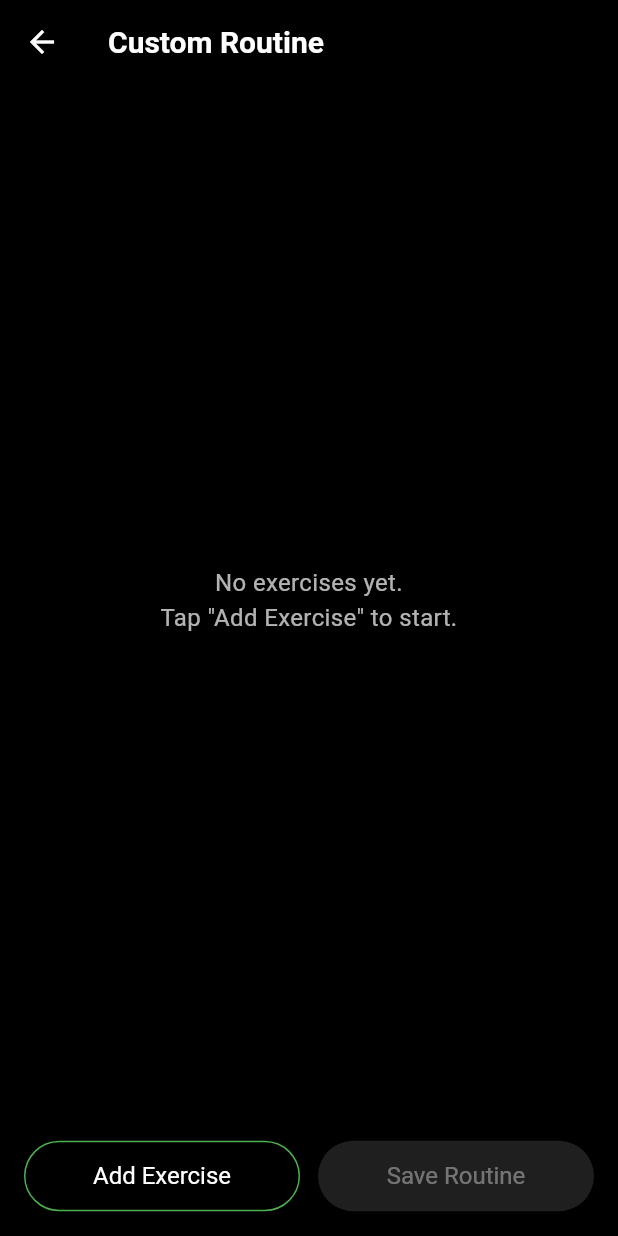
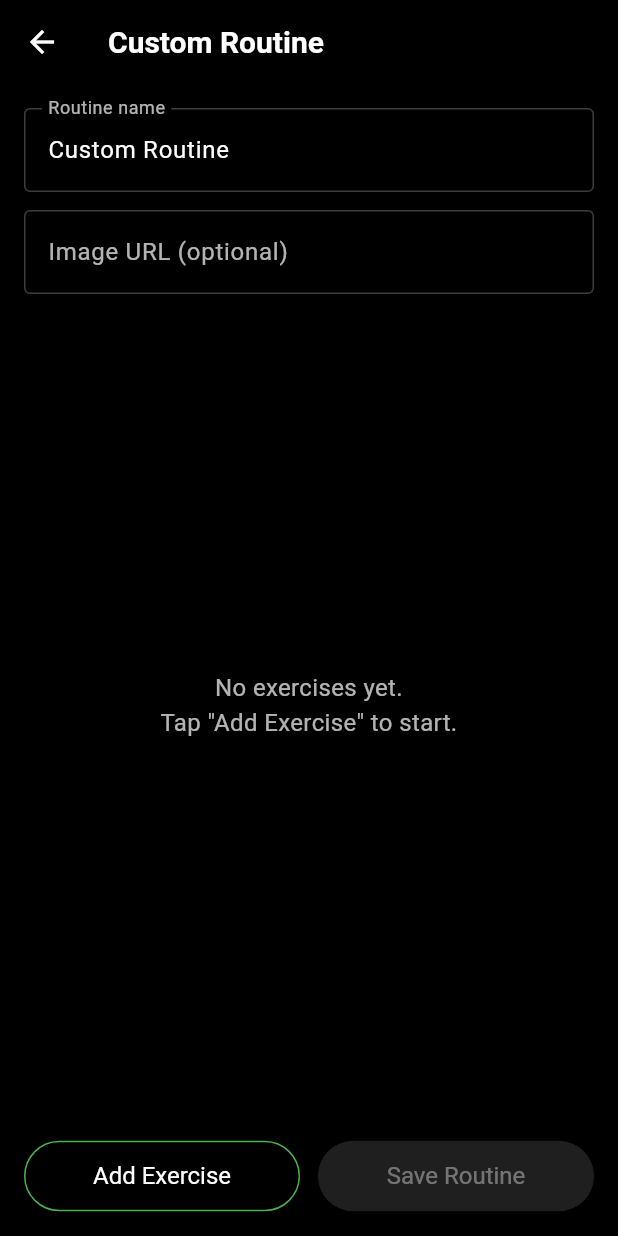
Before and after one commit to RepDuel/RepDuel, a Flutter app: the CustomRoutineScreen screen opened by its route, on a phone screen of 412 x 824 dp. Run offline on Flutter 3.47's test engine with Material 3 defaults, Android fonts, the phone set to English and light mode, and no system bars; our stand-ins replace dio, fl_chart, flutter_riverpod, flutter_svg, go_router, image_picker and 2 more; accounts and stored records are empty.

Commit message:
custom routine editing

```diff
--- a/frontend/lib/core/models/routine.dart
+++ b/frontend/lib/core/models/routine.dart
@@ -18,18 +18,26 @@ class ScenarioSet {
       reps: json['reps'],
     );
   }
+
+  Map<String, dynamic> toJson() => {
+        'scenario_id': scenarioId,
+        'sets': sets,
+        'reps': reps,
+      };
 }
 
 class Routine {
   final String id;
   final String name;
   final String? imageUrl;
+  final String? userId; // <-- ownership (null => global template)
   final List<ScenarioSet> scenarios;
 
   Routine({
     required this.id,
     required this.name,
     this.imageUrl,
+    this.userId,
     required this.scenarios,
   });
 
@@ -38,6 +46,7 @@ class Routine {
       id: json['id'],
       name: json['name'],
       imageUrl: json['image_url'],
+      userId: json['user_id'], // <-- present on backend RoutineRead
       scenarios: (json['scenarios'] as List)
           .map((e) => ScenarioSet.fromJson(e))
           .toList(),
@@ -45,12 +54,8 @@ class Routine {
   }
 
   /// Total number of sets across all scenarios
-  int get totalSets {
-    return scenarios.fold<int>(0, (sum, s) => sum + s.sets);
-  }
+  int get totalSets => scenarios.fold<int>(0, (sum, s) => sum + s.sets);
 
   /// Estimated duration in minutes (3 min per set)
-  int get totalDurationMinutes {
-    return totalSets * 3;
-  }
+  int get totalDurationMinutes => totalSets * 3;
 }
--- a/frontend/lib/features/routines/screens/custom_routine_screen.dart
+++ b/frontend/lib/features/routines/screens/custom_routine_screen.dart
@@ -5,10 +5,23 @@ import 'package:flutter/material.dart';
 import 'package:http/http.dart' as http;
 
 import '../screens/add_exercise_screen.dart';
-import '../../../core/services/secure_storage_service.dart'; // adjust if your path differs
+import '../../../core/models/routine.dart';
+import '../../../core/services/secure_storage_service.dart';
+
+enum RoutineEditorMode { create, edit }
 
 class CustomRoutineScreen extends StatefulWidget {
-  const CustomRoutineScreen({super.key});
+  /// Create mode
+  const CustomRoutineScreen({super.key})
+      : mode = RoutineEditorMode.create,
+        initial = null;
+
+  /// Edit mode convenience constructor
+  const CustomRoutineScreen.edit({super.key, required this.initial})
+      : mode = RoutineEditorMode.edit;
+
+  final RoutineEditorMode mode;
+  final Routine? initial;
 
   @override
   State<CustomRoutineScreen> createState() => _CustomRoutineScreenState();
@@ -18,6 +31,39 @@ class _CustomRoutineScreenState extends State<CustomRoutineScreen> {
   // Local list of selected exercises
   final List<_CustomExercise> _items = [];
   bool _saving = false;
+
+  // Details fields
+  late final TextEditingController _nameCtrl;
+  late final TextEditingController _imgCtrl;
+
+  @override
+  void initState() {
+    super.initState();
+    // Prefill from initial when editing
+    if (widget.mode == RoutineEditorMode.edit && widget.initial != null) {
+      final r = widget.initial!;
+      _nameCtrl = TextEditingController(text: r.name);
+      _imgCtrl = TextEditingController(text: r.imageUrl ?? '');
+      _items.addAll(
+        r.scenarios.map((s) => _CustomExercise(
+              scenarioId: s.scenarioId,
+              name: s.scenarioId,
+              sets: s.sets,
+              reps: s.reps,
+            )),
+      );
+    } else {
+      _nameCtrl = TextEditingController(text: 'Custom Routine');
+      _imgCtrl = TextEditingController(text: '');
+    }
+  }
+
+  @override
+  void dispose() {
+    _nameCtrl.dispose();
+    _imgCtrl.dispose();
+    super.dispose();
+  }
 
   Future<void> _addExercise() async {
     final result = await Navigator.push<Map<String, dynamic>>(
@@ -65,40 +111,6 @@ class _CustomRoutineScreenState extends State<CustomRoutineScreen> {
         _items[index] = _items[index].copyWith(reps: _items[index].reps - 1));
   }
 
-  Future<String?> _promptForName() async {
-    final ctrl = TextEditingController(text: 'Custom Routine');
-    return showDialog<String>(
-      context: context,
-      builder: (ctx) {
-        return AlertDialog(
-          backgroundColor: Colors.grey[900],
-          title: const Text('Name your routine',
-              style: TextStyle(color: Colors.white)),
-          content: TextField(
-            controller: ctrl,
-            style: const TextStyle(color: Colors.white),
-            decoration: const InputDecoration(
-              hintText: 'e.g., Push Day',
-              hintStyle: TextStyle(color: Colors.white54),
-            ),
-          ),
-          actions: [
-            TextButton(
-                onPressed: () => Navigator.pop(ctx),
-                child: const Text('Cancel')),
-            TextButton(
-              onPressed: () {
-                final name = ctrl.text.trim();
-                Navigator.pop(ctx, name.isEmpty ? null : name);
-              },
-              child: const Text('Save'),
-            ),
-          ],
-        );
-      },
-    );
-  }
-
   Future<void> _saveRoutine() async {
     if (_items.isEmpty) {
       ScaffoldMessenger.of(context).showSnackBar(
@@ -106,14 +118,19 @@ class _CustomRoutineScreenState extends State<CustomRoutineScreen> {
       );
       return;
     }
-
-    final name = await _promptForName();
-    if (!mounted || name == null) return;
+    final name = _nameCtrl.text.trim();
+    if (name.isEmpty) {
+      ScaffoldMessenger.of(context).showSnackBar(
+        const SnackBar(content: Text('Please enter a routine name.')),
+      );
+      return;
+    }
 
     setState(() => _saving = true);
 
     final payload = {
       "name": name,
+      "image_url": _imgCtrl.text.trim().isEmpty ? null : _imgCtrl.text.trim(),
       "scenarios": _items
           .map((e) => {
                 "scenario_id": e.scenarioId,
@@ -128,7 +145,23 @@ class _CustomRoutineScreenState extends State<CustomRoutineScreen> {
     final token = await storage.readToken();
 
     try {
-      final res = await http.post(
+      late final http.Response res;
+
+      if (widget.mode == RoutineEditorMode.edit && widget.initial != null) {
+        // PUT /routines/{id}
+        final id = widget.initial!.id;
+        res = await http.put(
+          Uri.parse('http://localhost:8000/api/v1/routines/$id'),
+          headers: {
+            'Content-Type': 'application/json',
+            if (token != null && token.isNotEmpty)
+              'Authorization': 'Bearer $token',
+          },
+          body: jsonEncode(payload),
+        );
+      } else {
+        // POST /routines/
+        res = await http.post(
           Uri.parse('http://localhost:8000/api/v1/routines/'),
           headers: {
             'Content-Type': 'application/json',
@@ -137,28 +170,40 @@ class _CustomRoutineScreenState extends State<CustomRoutineScreen> {
           },
           body: jsonEncode(payload),
         );
+      }
 
-      if (res.statusCode == 201) {
+      if (res.statusCode == 200 || res.statusCode == 201) {
         if (!mounted) return;
         ScaffoldMessenger.of(context).showSnackBar(
-          const SnackBar(content: Text('Routine saved.')),
+          SnackBar(
+            content: Text(widget.mode == RoutineEditorMode.edit
+                ? 'Routine updated.'
+                : 'Routine saved.'),
+          ),
         );
         Navigator.of(context).pop(true); // let caller refresh
       } else if (res.statusCode == 401) {
         if (!mounted) return;
         ScaffoldMessenger.of(context).showSnackBar(
-          const SnackBar(content: Text('Please log in to save routines.')),
+          const SnackBar(content: Text('Please log in.')),
+        );
+      } else if (res.statusCode == 403) {
+        if (!mounted) return;
+        ScaffoldMessenger.of(context).showSnackBar(
+          const SnackBar(
+              content:
+                  Text('Not allowed to modify this routine (owner only).')),
         );
       } else {
         if (!mounted) return;
         ScaffoldMessenger.of(context).showSnackBar(
-          SnackBar(content: Text('Failed to save (HTTP ${res.statusCode}).')),
+          SnackBar(content: Text('Failed (HTTP ${res.statusCode}).')),
         );
       }
     } catch (e) {
       if (!mounted) return;
       ScaffoldMessenger.of(context).showSnackBar(
-        SnackBar(content: Text('Failed to save routine: $e')),
+        SnackBar(content: Text('Network error: $e')),
       );
     } finally {
       if (mounted) setState(() => _saving = false);
@@ -167,14 +212,14 @@ class _CustomRoutineScreenState extends State<CustomRoutineScreen> {
 
   @override
   Widget build(BuildContext context) {
-    // FIX: make this const (satisfies prefer_const_declarations)
     const headerStyle = TextStyle(color: Colors.white70, fontSize: 16);
     const cellStyle = TextStyle(color: Colors.white, fontSize: 16);
+    final isEdit = widget.mode == RoutineEditorMode.edit;
 
     return Scaffold(
       backgroundColor: Colors.black,
       appBar: AppBar(
-        title: const Text('Custom Routine'),
+        title: Text(isEdit ? 'Edit Routine' : 'Custom Routine'),
         backgroundColor: Colors.black,
         foregroundColor: Colors.white,
         elevation: 0,
@@ -185,6 +230,42 @@ class _CustomRoutineScreenState extends State<CustomRoutineScreen> {
       ),
       body: Padding(
         padding: const EdgeInsets.all(16.0),
+        child: Column(
+          children: [
+            // Name + Image URL inputs (always visible)
+            TextField(
+              controller: _nameCtrl,
+              style: const TextStyle(color: Colors.white),
+              decoration: const InputDecoration(
+                labelText: 'Routine name',
+                labelStyle: TextStyle(color: Colors.white70),
+                hintText: 'e.g., Push Day',
+                hintStyle: TextStyle(color: Colors.white54),
+                enabledBorder: OutlineInputBorder(
+                    borderSide: BorderSide(color: Colors.white24)),
+                focusedBorder: OutlineInputBorder(
+                    borderSide: BorderSide(color: Colors.white54)),
+              ),
+            ),
+            const SizedBox(height: 12),
+            TextField(
+              controller: _imgCtrl,
+              style: const TextStyle(color: Colors.white),
+              decoration: const InputDecoration(
+                labelText: 'Image URL (optional)',
+                labelStyle: TextStyle(color: Colors.white70),
+                hintText: 'https://...',
+                hintStyle: TextStyle(color: Colors.white54),
+                enabledBorder: OutlineInputBorder(
+                    borderSide: BorderSide(color: Colors.white24)),
+                focusedBorder: OutlineInputBorder(
+                    borderSide: BorderSide(color: Colors.white54)),
+              ),
+            ),
+            const SizedBox(height: 16),
+
+            // List of exercises
+            Expanded(
               child: _items.isEmpty
                   ? const Center(
                       child: Text(
@@ -195,23 +276,22 @@ class _CustomRoutineScreenState extends State<CustomRoutineScreen> {
                     )
                   : Column(
                       children: [
-                  // Table headers
                         const Row(
                           children: [
                             Expanded(
-                          flex: 2, child: Text('Name', style: headerStyle)),
+                                flex: 2,
+                                child: Text('Name', style: headerStyle)),
                             Expanded(child: Text('Sets', style: headerStyle)),
                             Expanded(child: Text('Reps', style: headerStyle)),
                             SizedBox(width: 40),
                           ],
                         ),
                         const SizedBox(height: 8),
-
-                  // Rows
                         Expanded(
                           child: ListView.separated(
                             itemCount: _items.length,
-                      separatorBuilder: (_, __) => const SizedBox(height: 8),
+                            separatorBuilder: (_, __) =>
+                                const SizedBox(height: 8),
                             itemBuilder: (context, index) {
                               final e = _items[index];
                               return Row(
@@ -226,16 +306,18 @@ class _CustomRoutineScreenState extends State<CustomRoutineScreen> {
                                     child: Row(
                                       children: [
                                         IconButton(
-                                    onPressed:
-                                        _saving ? null : () => _decSets(index),
+                                          onPressed: _saving
+                                              ? null
+                                              : () => _decSets(index),
                                           icon: const Icon(Icons.remove,
                                               color: Colors.white70),
                                           tooltip: 'Decrease sets',
                                         ),
                                         Text('${e.sets}', style: cellStyle),
                                         IconButton(
-                                    onPressed:
-                                        _saving ? null : () => _incSets(index),
+                                          onPressed: _saving
+                                              ? null
+                                              : () => _incSets(index),
                                           icon: const Icon(Icons.add,
                                               color: Colors.white70),
                                           tooltip: 'Increase sets',
@@ -248,16 +330,18 @@ class _CustomRoutineScreenState extends State<CustomRoutineScreen> {
                                     child: Row(
                                       children: [
                                         IconButton(
-                                    onPressed:
-                                        _saving ? null : () => _decReps(index),
+                                          onPressed: _saving
+                                              ? null
+                                              : () => _decReps(index),
                                           icon: const Icon(Icons.remove,
                                               color: Colors.white70),
                                           tooltip: 'Decrease reps',
                                         ),
                                         Text('${e.reps}', style: cellStyle),
                                         IconButton(
-                                    onPressed:
-                                        _saving ? null : () => _incReps(index),
+                                          onPressed: _saving
+                                              ? null
+                                              : () => _incReps(index),
                                           icon: const Icon(Icons.add,
                                               color: Colors.white70),
                                           tooltip: 'Increase reps',
@@ -280,8 +364,11 @@ class _CustomRoutineScreenState extends State<CustomRoutineScreen> {
                       ],
                     ),
             ),
+          ],
+        ),
+      ),
 
-      // Bottom CTAs: Add Exercise | Save Routine
+      // Bottom CTAs: Add Exercise | Save
       bottomNavigationBar: SafeArea(
         top: false,
         child: Padding(
@@ -316,7 +403,7 @@ class _CustomRoutineScreenState extends State<CustomRoutineScreen> {
                           width: 18,
                           child: CircularProgressIndicator(strokeWidth: 2),
                         )
-                      : const Text('Save Routine'),
+                      : Text(isEdit ? 'Save Changes' : 'Save Routine'),
                 ),
               ),
             ],
```
Also changed, not shown: frontend/lib/features/routines/screens/routines_screen.dart (+44 -14 lines). Lines whose indentation alone changed are shown as unchanged.
